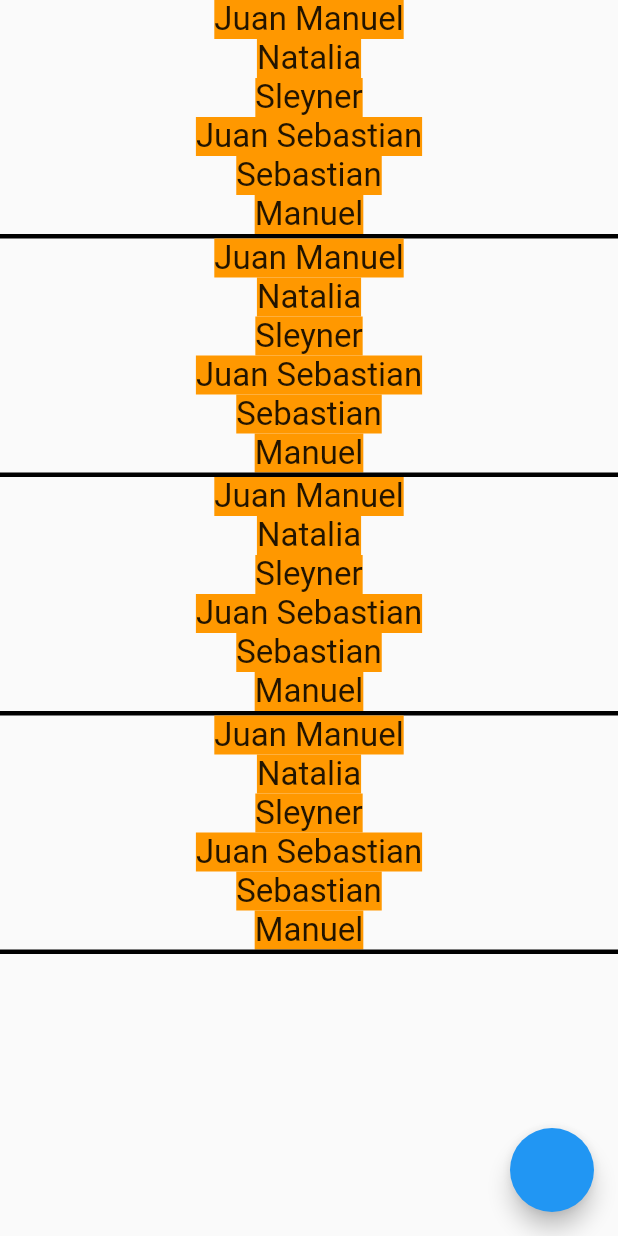
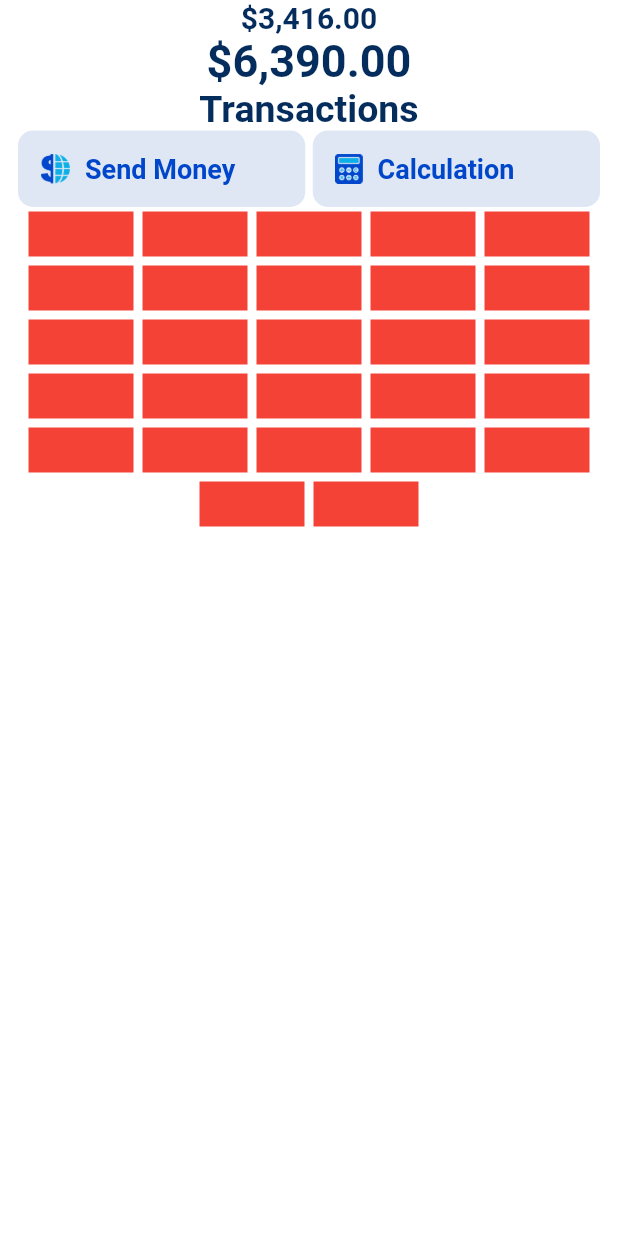
Before and after one commit to ricki2099/state_managment, a Flutter app: the screen it shows after launch, on a phone screen of 412 x 824 dp. Run offline on Flutter 3.47's test engine with Material 2 defaults, Android fonts, the light colour scheme and no system bars; our stand-ins replace flutter_bloc.

Commit message:
Examples for theme, and reusable widgets

```diff
--- a/lib/first_screen.dart
+++ b/lib/first_screen.dart
@@ -2,6 +2,7 @@ import 'package:flutter/cupertino.dart';
 import 'package:flutter/material.dart';
 import 'package:provider/provider.dart';
 import 'package:state_managment/model_state.dart';
+import 'package:state_managment/widgets/title_text.dart';
 
 class FirstScreen extends StatelessWidget {
   final String screenName;
@@ -12,21 +13,22 @@ class FirstScreen extends StatelessWidget {
     final modelState = Provider.of<ModelState>(context);
     return Column(
       mainAxisSize: MainAxisSize.min,
-      children: modelState.items
-          .map((name) => InkWell(
+      children: [
+        ...modelState.items
+            .map(
+              (name) => InkWell(
                 onTap: () => modelState.addSelected(name),
                 child: Container(
                   color:
                       modelState.itemsSelected.any((element) => element == name)
                           ? Colors.green
                           : Colors.orange,
-                  child: Text(
-                    name,
-                    style: TextStyle(fontSize: 22),
-                  ),
+                  child: TitleText(name),
                 ),
-              ))
-          .toList(),
+              ),
+            )
+            .toList(),
+      ],
     );
   }
 }
--- a/lib/main.dart
+++ b/lib/main.dart
@@ -4,7 +4,9 @@ import 'package:provider/provider.dart';
 import 'package:state_managment/first_screen.dart';
 import 'package:state_managment/model_state.dart';
 import 'package:state_managment/model_state_cubit.dart';
+import 'package:state_managment/screens/wallet-screen.dart';
 import 'package:state_managment/second_screen.dart';
+import 'package:state_managment/styles/themes.dart';
 
 void main() {
   runApp(MyApp());
@@ -16,18 +18,7 @@ class MyApp extends StatelessWidget {
   Widget build(BuildContext context) {
     return MaterialApp(
       title: 'Flutter Demo',
-      theme: ThemeData(
-        // This is the theme of your application.
-        //
-        // Try running your application with "flutter run". You'll see the
-        // application has a blue toolbar. Then, without quitting the app, try
-        // changing the primarySwatch below to Colors.green and then invoke
-        // "hot reload" (press "r" in the console where you ran "flutter run",
-        // or simply save your changes to "hot reload" in a Flutter IDE).
-        // Notice that the counter didn't reset back to zero; the application
-        // is not restarted.
-        primarySwatch: Colors.blue,
-      ),
+      theme: DarkTheme().themeData,
       home: MyHomePage(),
     );
   }
@@ -37,63 +28,6 @@ class MyHomePage extends StatelessWidget {
   @override
   Widget build(BuildContext context) {
     final modelState1 = ModelState();
-    return Scaffold(
-      floatingActionButton: FloatingActionButton(
-        onPressed: () => Navigator.of(context).push<void>(MaterialPageRoute(
-            builder: (context) => ChangeNotifierProvider.value(
-                  value: modelState1,
-                  child: Scaffold(
-                    appBar: AppBar(),
-                    body: FirstScreen(
-                      screenName: 'CHARLIE',
-                    ),
-                  ),
-                ))),
-      ),
-      body: Column(
-        children: [
-          BlocProvider(
-            create: (_) => ModelStateCubit(),
-            child: SecondScreen(
-              screenName: 'ALFA',
-            ),
-          ),
-          Container(
-            height: 3,
-            color: Colors.black,
-          ),
-          ChangeNotifierProvider.value(
-            value: modelState1,
-            child: FirstScreen(
-              screenName: 'CHARLIE',
-            ),
-          ),
-          Container(
-            height: 3,
-            color: Colors.black,
-          ),
-          ChangeNotifierProvider(
-            create: (_) => ModelState(),
-            child: FirstScreen(
-              screenName: 'BRAVO',
-            ),
-          ),
-          Container(
-            height: 3,
-            color: Colors.black,
-          ),
-          ChangeNotifierProvider.value(
-            value: modelState1,
-            child: FirstScreen(
-              screenName: 'DELTA',
-            ),
-          ),
-          Container(
-            height: 3,
-            color: Colors.black,
-          )
-        ],
-      ),
-    );
+    return WalletScreen();
   }
 }
--- a/lib/model_state_cubit.dart
+++ b/lib/model_state_cubit.dart
@@ -17,6 +17,8 @@ class ModelStateCubit extends Cubit<ModelStateState> {
 
   void addSelected(String selected) {
     final itemsSelected = [...state.itemsSelected];
+    final actualState = state;
+
     if (!itemsSelected.remove(selected)) {
       itemsSelected.add(selected);
     }
--- /dev/null
+++ b/lib/screens/wallet-screen.dart
@@ -0,0 +1,84 @@
+import 'package:flutter/material.dart';
+import 'package:state_managment/styles/bank_assets.dart';
+import 'package:state_managment/widgets/buttons/action-button.dart';
+import 'package:state_managment/widgets/title_text.dart';
+
+class WalletScreen extends StatelessWidget {
+  @override
+  Widget build(BuildContext context) {
+    final cuadro = Container(
+      margin: EdgeInsets.all(3),
+      width: 70,
+      height: 30,
+      color: Colors.red,
+    );
+    final screenWidth = MediaQuery.of(context).size.width;
+    return Scaffold(
+      body: SafeArea(
+        child: Padding(
+          padding: const EdgeInsets.symmetric(horizontal: 12),
+          child: Column(
+            children: [
+              TitleText.amount(3416),
+              TitleText.balance(6390),
+              TitleText.subTitle('Transactions'),
+              Row(
+                children: [
+                  Flexible(
+                    flex: 1,
+                    child: ActionButton(
+                      text: 'Send Money',
+                      imagePath: BankAssets.money,
+                    ),
+                  ),
+                  SizedBox(
+                    width: screenWidth < 700 ? 5 : screenWidth * 0.3,
+                  ),
+                  Flexible(
+                    flex: 1,
+                    child: ActionButton(
+                      text: 'Calculation',
+                      imagePath: BankAssets.calculation,
+                    ),
+                  ),
+                ],
+              ),
+              Wrap(
+                alignment: WrapAlignment.center,
+                children: [
+                  cuadro,
+                  cuadro,
+                  cuadro,
+                  cuadro,
+                  cuadro,
+                  cuadro,
+                  cuadro,
+                  cuadro,
+                  cuadro,
+                  cuadro,
+                  cuadro,
+                  cuadro,
+                  cuadro,
+                  cuadro,
+                  cuadro,
+                  cuadro,
+                  cuadro,
+                  cuadro,
+                  cuadro,
+                  cuadro,
+                  cuadro,
+                  cuadro,
+                  cuadro,
+                  cuadro,
+                  cuadro,
+                  cuadro,
+                  cuadro,
+                ],
+              )
+            ],
+          ),
+        ),
+      ),
+    );
+  }
+}
--- a/lib/second_screen.dart
+++ b/lib/second_screen.dart
@@ -13,10 +13,15 @@ class SecondScreen extends StatelessWidget {
   Widget build(BuildContext context) {
     final cubit = context.watch<ModelStateCubit>();
     final state = cubit.state;
-    print(screenName);
+
     return Column(
       mainAxisSize: MainAxisSize.min,
-      children: cubit.itemsProvider
+      children: [
+        FlatButton(
+          onPressed: () {},
+          child: Text('Botón'),
+        ),
+        ...cubit.itemsProvider
             .map((name) => InkWell(
                   onTap: () => cubit.addSelected(name),
                   child: Container(
@@ -25,11 +30,14 @@ class SecondScreen extends StatelessWidget {
                         : Colors.orange,
                     child: Text(
                       name,
-                    style: TextStyle(fontSize: 22),
+                      style: Theme.of(context).textTheme.headline1.copyWith(
+                            fontSize: 30,
+                          ),
                     ),
                   ),
                 ))
-          .toList(),
+            .toList()
+      ],
     );
   }
 }
--- /dev/null
+++ b/lib/styles/bank_assets.dart
@@ -0,0 +1,5 @@
+class BankAssets {
+  static String assetsFolder = 'assets/images';
+  static String money = '$assetsFolder/money.png';
+  static String calculation = '$assetsFolder/calculation.png';
+}
--- /dev/null
+++ b/lib/styles/bank_colors.dart
@@ -0,0 +1,8 @@
+import 'package:flutter/material.dart';
+
+class BankColors {
+  static const primaryColor = Color(0xFF0046CA);
+  static const titleTextColor = Color(0xFF042C5C);
+
+  static const secondaryBackgroundColor = Color(0xFFDFE7F5);
+}
--- /dev/null
+++ b/lib/styles/themes.dart
@@ -0,0 +1,51 @@
+import 'package:flutter/material.dart';
+import 'package:state_managment/styles/bank_colors.dart';
+
+class DarkTheme {
+  ThemeData get themeData => ThemeData(
+        primaryColor: BankColors.primaryColor,
+        scaffoldBackgroundColor: Colors.white,
+        backgroundColor: Colors.white,
+        floatingActionButtonTheme: FloatingActionButtonThemeData(
+          backgroundColor: Colors.green,
+        ),
+        textTheme: TextTheme(
+          headline1: TextStyle(
+            fontSize: 20,
+            fontWeight: FontWeight.w900,
+            decorationStyle: TextDecorationStyle.dashed,
+            color: Colors.green,
+          ),
+          headline2: TextStyle(
+              fontSize: 50,
+              color: BankColors.titleTextColor,
+              fontWeight: FontWeight.bold),
+          button: TextStyle(
+              fontSize: 18,
+              color: BankColors.primaryColor,
+              fontWeight: FontWeight.bold),
+        ),
+        buttonColor: Colors.pink,
+      );
+
+  static void example({
+    int a,
+    int b,
+    int c,
+    int d,
+    int e,
+    int f,
+    int g,
+  }) {
+    print('example');
+  }
+
+  void exmaple2() {
+    example(
+      a: 1,
+      b: 2,
+      c: 3,
+      d: 4,
+    );
+  }
+}
--- /dev/null
+++ b/lib/widgets/buttons/action-button.dart
@@ -0,0 +1,36 @@
+import 'package:flutter/material.dart';
+import 'package:provider/provider.dart';
+import 'package:state_managment/styles/bank_colors.dart';
+
+class ActionButton extends StatelessWidget {
+  final String text;
+  final String imagePath;
+
+  const ActionButton({Key key, this.text, this.imagePath}) : super(key: key);
+
+  @override
+  Widget build(BuildContext context) {
+    return Container(
+      decoration: BoxDecoration(
+        borderRadius: BorderRadius.all(Radius.circular(10)),
+        color: BankColors.secondaryBackgroundColor,
+      ),
+      padding: EdgeInsets.symmetric(horizontal: 15, vertical: 15),
+      child: Row(
+        children: [
+          Image.asset(
+            imagePath,
+            height: 20,
+          ),
+          SizedBox(
+            width: 10,
+          ),
+          Text(
+            text,
+            style: Theme.of(context).textTheme.button,
+          )
+        ],
+      ),
+    );
+  }
+}
--- /dev/null
+++ b/lib/widgets/title_text.dart
@@ -0,0 +1,43 @@
+import 'package:flutter/material.dart';
+import 'package:intl/intl.dart';
+
+class TitleText extends StatelessWidget {
+  final String text;
+  final double fontSize;
+  final TextAlign textAlign;
+  TitleText(this.text, {this.textAlign, this.fontSize});
+
+  @override
+  Widget build(BuildContext context) {
+    return Text(
+      text,
+      style: Theme.of(context).textTheme.headline2.copyWith(
+            fontSize: fontSize,
+          ),
+      textAlign: textAlign ?? TextAlign.center,
+    );
+  }
+
+  factory TitleText.balance(double amount) {
+    final currencyFormat = new NumberFormat('#,##0.00', 'en_US');
+    return TitleText(
+      '\$${currencyFormat.format(amount)}',
+      fontSize: 30,
+    );
+  }
+
+  factory TitleText.subTitle(String text) {
+    return TitleText(
+      text,
+      fontSize: 25,
+    );
+  }
+
+  factory TitleText.amount(double amount) {
+    final currencyFormat = new NumberFormat('#,##0.00', 'en_US');
+    return TitleText(
+      '\$${currencyFormat.format(amount)}',
+      fontSize: 20,
+    );
+  }
+}
--- a/pubspec.yaml
+++ b/pubspec.yaml
@@ -28,6 +28,7 @@ dependencies:
 
   flutter_bloc: ^6.1.1
   provider: ^4.3.2+2
+  intl: ^0.16.1
   # The following adds the Cupertino Icons font to your application.
   # Use with the CupertinoIcons class for iOS style icons.
   cupertino_icons: ^1.0.1
@@ -48,9 +49,8 @@ flutter:
   uses-material-design: true
 
   # To add assets to your application, add an assets section, like this:
-  # assets:
-  #   - images/a_dot_burr.jpeg
-  #   - images/a_dot_ham.jpeg
+  assets:
+    - assets/images/
 
   # An image asset can refer to one or more resolution-specific "variants", see
   # https://flutter.dev/assets-and-images/#resolution-aware.
```
Also changed, not shown: assets/images/calculation.png (added), assets/images/money.png (added), pubspec.lock. Lines whose indentation alone changed are shown as unchanged.
